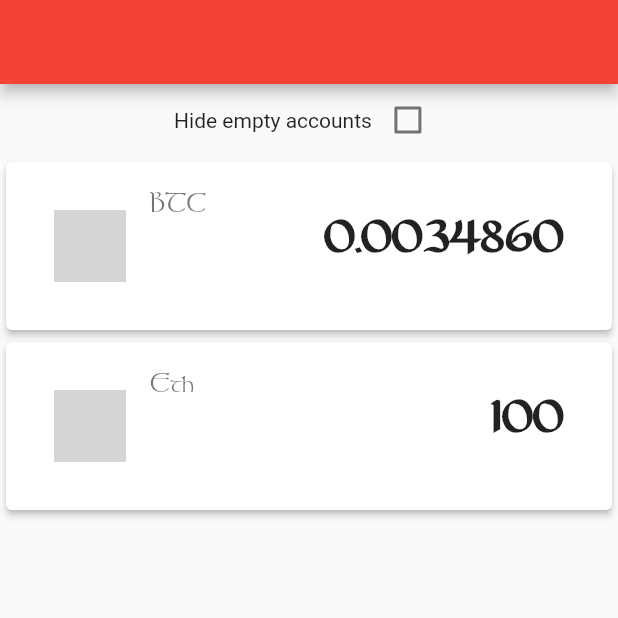
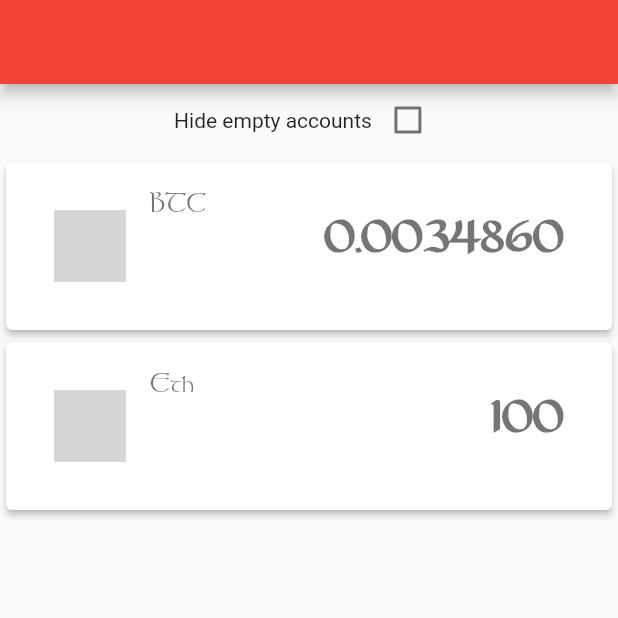
Before and after one commit to dllewellyn/crypto_currency_wallet, a Flutter app: the screen it shows after launch, on a phone screen of 412 x 824 dp, the top half of it. Run offline on Flutter 3.47's test engine with Material 2 defaults, Android fonts, the phone set to English and light mode, and no system bars; our stand-ins replace charts_flutter, decimal, flutter_svg; generated files the repository leaves out were written again; network calls fail; grey boxes are pictures that could not be loaded.

```diff
--- a/lib/main.dart
+++ b/lib/main.dart
@@ -30,7 +30,7 @@ class MyApp extends StatelessWidget {
           splashColor: Colors.redAccent,
           primarySwatch: Colors.red,
           textTheme: TextTheme(
-            title: TextStyle(
+            headline6: TextStyle(
               fontFamily: "stonehenge",
               fontWeight: FontWeight.bold,
               fontSize: 26,
@@ -39,7 +39,7 @@ class MyApp extends StatelessWidget {
               fontFamily: "stonehenge",
               fontSize: 18,
             ),
-            headline: TextStyle(
+            headline1: TextStyle(
               fontFamily: "carolingia",
               fontSize: 34,
               fontWeight: FontWeight.bold,
--- a/lib/screens/transaction_list_screen.dart
+++ b/lib/screens/transaction_list_screen.dart
@@ -43,7 +43,7 @@ class _TransactionListScreenState extends State<TransactionListScreen> {
         Center(
             child: Text(
           "You don't have any transactions for this account",
-          style: Theme.of(context).textTheme.title,
+          style: Theme.of(context).textTheme.headline6,
           textAlign: TextAlign.center,
         ))
       ];
@@ -139,7 +139,7 @@ class _TransactionListItemState extends State<TransactionListItem>
                 Text(
                     DateFormat('yyyy-MM-dd – kk:mm')
                         .format(widget.transaction.dateTime),
-                    style: Theme.of(context).textTheme.body1),
+                    style: Theme.of(context).textTheme.bodyText1),
                 Spacer(),
                 Text(
                   Utils.toDisplayablePrice(widget.transaction.amount),
--- a/lib/widgets/balance_widget.dart
+++ b/lib/widgets/balance_widget.dart
@@ -10,7 +10,7 @@ class BalanceWidget extends StatelessWidget {
   Widget build(BuildContext context) {
     return Text(
       balance,
-      style: Theme.of(context).textTheme.headline,
+      style: Theme.of(context).textTheme.headline1,
     );
   }
 }
```
Also changed, not shown: pubspec.yaml (+10 -34 lines), 1 other file.
